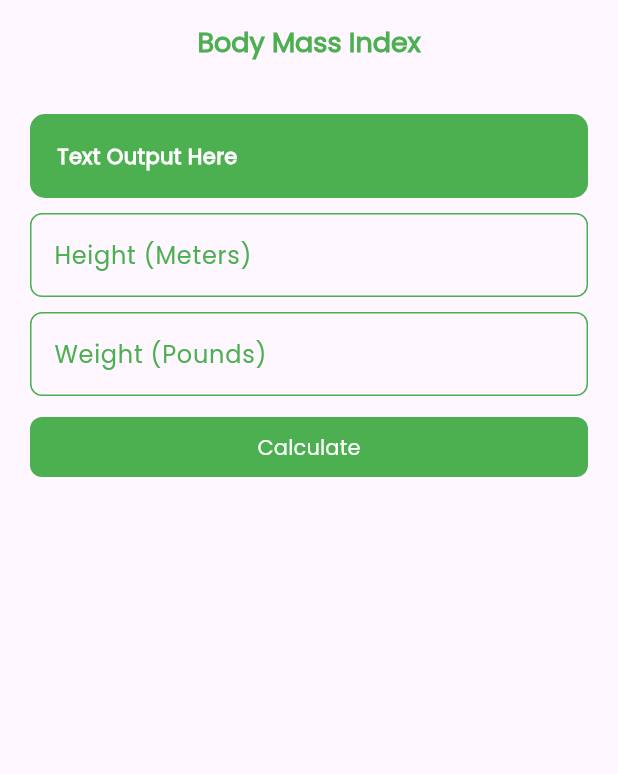
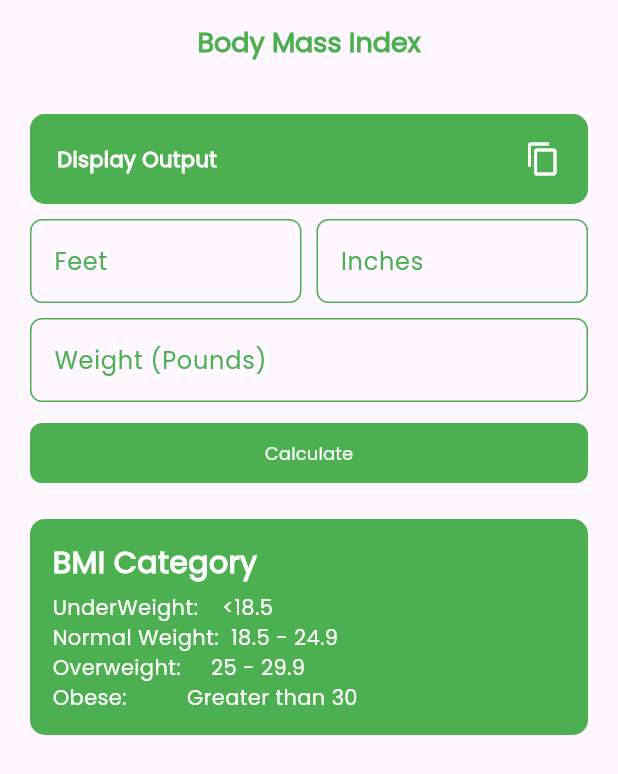
Before and after one commit to Kongshady/MobileDevNotifier, a Flutter app: the screen it shows after launch, on a phone screen of 412 x 824 dp. Shown: the top 774 px of the screen. Run offline on Flutter 3.47's test engine with Material 3 defaults, Android fonts, the phone set to English and light mode, and no system bars.

Commit message:
functions has been added

```diff
--- a/lib/main.dart
+++ b/lib/main.dart
@@ -1,6 +1,6 @@
 import 'package:flutter/material.dart';
 import 'package:health_app/screen_routes/bmi_screen.dart';
-import 'package:health_app/screen_routes/home_screen.dart';
+// import 'package:health_app/screen_routes/home_screen.dart';
 import 'package:health_app/screen_routes/dbw_screen.dart';
 import 'package:health_app/screen_routes/tea_screen.dart';
 
@@ -15,10 +15,11 @@ class MyApp extends StatelessWidget {
   Widget build(BuildContext context) {
     return MaterialApp(
       debugShowCheckedModeBanner: false,
-      home: const BmiScreen(),
+      home: const BMIScreen(),
       routes: {
         '/dbw': (context) => const DBWScreen(),
         '/tea': (context) => const TEAScreen(),
+        '/bmi': (context) => const BMIScreen(),
       },
       theme: ThemeData(
         fontFamily: 'Poppins',
--- a/lib/screen_routes/bmi_screen.dart
+++ b/lib/screen_routes/bmi_screen.dart
@@ -2,10 +2,38 @@ import 'package:flutter/material.dart';
 import 'package:health_app/widgets/custom_button.dart';
 import 'package:health_app/widgets/custom_textfield.dart';
 
-class BmiScreen extends StatelessWidget {
-  const BmiScreen({super.key});
+class BMIScreen extends StatefulWidget {
+  const BMIScreen({super.key});
 
-  // Convert to Stateful Widget then put logics
+  @override
+  State<BMIScreen> createState() => _BMIScreenState();
+}
+
+class _BMIScreenState extends State<BMIScreen> {
+  final TextEditingController _feetController = TextEditingController();
+  final TextEditingController _inchesController = TextEditingController();
+  final TextEditingController _weightController = TextEditingController();
+
+  String output = 'Display Output';
+
+  void _calculateBMI() {
+    final feet = int.tryParse(_feetController.text);
+    final inches = int.tryParse(_inchesController.text);
+    final weight = double.tryParse(_weightController.text);
+
+    if (feet != null && inches != null && weight != null && weight > 0) {
+      double heightInMeters = (feet * 0.3048) + (inches * 0.0254);
+      double bmi = weight / (heightInMeters * heightInMeters);
+
+      setState(() {
+        output = bmi.toStringAsFixed(2);
+      });
+    } else {
+      setState(() {
+        output = 'Invalid';
+      });
+    }
+  }
 
   @override
   Widget build(BuildContext context) {
@@ -32,24 +60,71 @@ class BmiScreen extends StatelessWidget {
               decoration: BoxDecoration(
                   borderRadius: BorderRadius.circular(10), color: Colors.green),
               padding: const EdgeInsets.all(18.0),
-              child: const Text(
-                'Text Output Here',
-                style:
-                    TextStyle(color: Colors.white, fontWeight: FontWeight.bold),
+              child: Row(
+                mainAxisAlignment: MainAxisAlignment.spaceBetween,
+                children: [
+                  // Display Output
+                  Text(
+                    output,
+                    style: const TextStyle(
+                      color: Colors.white,
+                      fontWeight: FontWeight.bold,
+                    ),
+                  ),
+
+                  // Can copy the output
+                  GestureDetector(
+                    child: const Icon(
+                      Icons.copy,
+                      color: Colors.white,
+                    ),
+                    onTap: () {
+                      // Show "Copied" Message
+                      ScaffoldMessenger.of(context).showSnackBar(
+                        const SnackBar(content: Text('Output copied!')),
+                      );
+                    },
+                  ),
+                ],
               ),
             ),
             const SizedBox(
               height: 10,
             ),
 
-            // Custom text field Height
-            const CustomTextfield(tfName: 'Height (Meters)'),
+            // Custom text fields for Height
+            Row(
+              children: [
+                // Feet textfield
+                Expanded(
+                  child: CustomTextfield(
+                    limitText: 1,
+                    tfName: 'Feet',
+                    controllerInput: _feetController,
+                  ),
+                ),
+                const SizedBox(width: 10),
+
+                // Inches textfield
+                Expanded(
+                  child: CustomTextfield(
+                    limitText: 2,
+                    tfName: 'Inches',
+                    controllerInput: _inchesController,
+                  ),
+                ),
+              ],
+            ),
             const SizedBox(
               height: 10,
             ),
 
-            // Custom Text Field Weight
-            const CustomTextfield(tfName: 'Weight (Pounds)'),
+            // Custom text field for Weight
+            CustomTextfield(
+              limitText: 5,
+              tfName: 'Weight (Pounds)',
+              controllerInput: _weightController,
+            ),
             const SizedBox(
               height: 10,
             ),
@@ -59,9 +134,53 @@ class BmiScreen extends StatelessWidget {
               width: double.infinity,
               child: CustomButton(
                 buttonName: 'Calculate',
-                onPressed: () {},
+                onPressed: _calculateBMI,
               ),
             ),
+
+            const SizedBox(
+              height: 20,
+            ),
+
+            ClipRRect(
+              borderRadius: BorderRadius.circular(10),
+              child: Container(
+                color: Colors.green,
+                width: double.infinity,
+                padding: const EdgeInsets.all(15),
+                child: const Column(
+                  crossAxisAlignment: CrossAxisAlignment.start,
+                  children: [
+                    Text(
+                      'BMI Category',
+                      style: TextStyle(
+                          fontSize: 20,
+                          fontWeight: FontWeight.bold,
+                          color: Colors.white),
+                    ),
+                    SizedBox(
+                      height: 5,
+                    ),
+                    Text(
+                      'UnderWeight:    <18.5',
+                      style: TextStyle(color: Colors.white),
+                    ),
+                    Text(
+                      'Normal Weight:  18.5 - 24.9',
+                      style: TextStyle(color: Colors.white),
+                    ),
+                    Text(
+                      'Overweight:     25 - 29.9',
+                      style: TextStyle(color: Colors.white),
+                    ),
+                    Text(
+                      'Obese:          Greater than 30',
+                      style: TextStyle(color: Colors.white),
+                    ),
+                  ],
+                ),
+              ),
+            )
           ],
         ),
       ),
--- a/lib/screen_routes/dbw_screen.dart
+++ b/lib/screen_routes/dbw_screen.dart
@@ -2,8 +2,15 @@ import 'package:flutter/material.dart';
 import 'package:health_app/widgets/custom_button.dart';
 import 'package:health_app/widgets/custom_textfield.dart';
 
-class DBWScreen extends StatelessWidget {
+class DBWScreen extends StatefulWidget {
   const DBWScreen({super.key});
+
+  @override
+  State<DBWScreen> createState() => _DBWScreenState();
+}
+
+class _DBWScreenState extends State<DBWScreen> {
+  final TextEditingController _controller = TextEditingController();
 
   @override
   Widget build(BuildContext context) {
@@ -48,13 +55,21 @@ class DBWScreen extends StatelessWidget {
               // * Infants * Children * Adults
 
               // Height textfield
-              const CustomTextfield(tfName: 'Height'),
+              CustomTextfield(
+                limitText: 1,
+                tfName: 'Height',
+                controllerInput: _controller,
+              ),
               const SizedBox(
                 height: 10,
               ),
 
               // Weight in pounds textfield
-              const CustomTextfield(tfName: 'Weight (Pounds)'),
+              CustomTextfield(
+                limitText: 1,
+                tfName: 'Weight (Pounds)',
+                controllerInput: _controller,
+              ),
               const SizedBox(
                 height: 10,
               ),
--- a/lib/screen_routes/home_screen.dart
+++ b/lib/screen_routes/home_screen.dart
@@ -70,10 +70,22 @@ class HomeScreen extends StatelessWidget {
 
             Row(
               children: [
+                // BMI BUTTON
+                Expanded(
+                  child: CustomButton(
+                    buttonName: 'Show BMI',
+                    onPressed: () {},
+                  ),
+                ),
+
+                const SizedBox(
+                  width: 10,
+                ),
+
                 // DBW BUTTON
                 Expanded(
                   child: CustomButton(
-                    buttonName: 'DBW',
+                    buttonName: 'Show DBW',
                     onPressed: () {},
                   ),
                 ),
@@ -85,7 +97,7 @@ class HomeScreen extends StatelessWidget {
                 // TEA BUTTON
                 Expanded(
                   child: CustomButton(
-                    buttonName: 'TEA',
+                    buttonName: 'Show TEA',
                     onPressed: () {},
                   ),
                 ),
@@ -109,7 +121,9 @@ class HomeScreen extends StatelessWidget {
                 CalculatorTile(
                   tileTitle: 'Body Mass Index',
                   icon: Icons.line_weight_outlined,
-                  onTap: () {},
+                  onTap: () {
+                    Navigator.pushNamed(context, '/bmi');
+                  },
                 ),
 
                 // Desirable body weight
--- a/lib/widgets/custom_button.dart
+++ b/lib/widgets/custom_button.dart
@@ -21,7 +21,10 @@ class CustomButton extends StatelessWidget {
           ),
         ),
       ),
-      child: Text(buttonName),
+      child: Text(
+        buttonName,
+        style: const TextStyle(fontSize: 12),
+      ),
     );
   }
 }
--- a/lib/widgets/custom_textfield.dart
+++ b/lib/widgets/custom_textfield.dart
@@ -4,17 +4,22 @@ class CustomTextfield extends StatelessWidget {
   const CustomTextfield({
     super.key,
     required this.tfName,
+    required this.controllerInput,
+    required this.limitText,
   });
   final String tfName;
-  // final ControllerCallback controller;
+  final TextEditingController controllerInput;
+  final int limitText;
 
   @override
   Widget build(BuildContext context) {
     return TextField(
-      // controller: ,
+      maxLength: limitText,
+      controller: controllerInput,
       style: const TextStyle(color: Colors.green, fontWeight: FontWeight.bold),
       decoration: InputDecoration(
         labelText: tfName,
+        counterText: '',
         labelStyle: const TextStyle(color: Colors.green),
         border: const OutlineInputBorder(
           borderSide: BorderSide(color: Colors.green),
```
